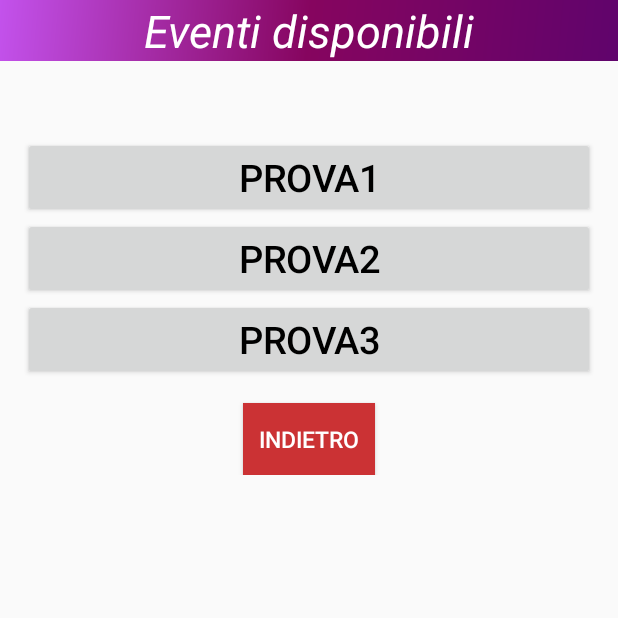
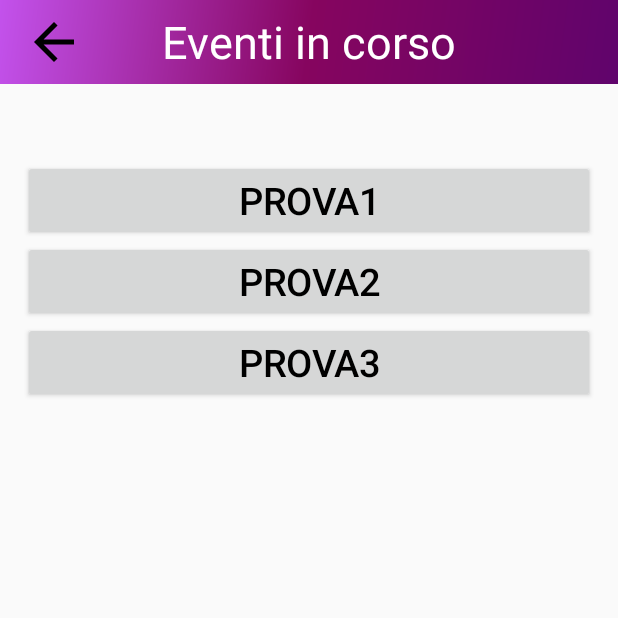
Before and after one commit to luca-ladu-95/ProjectIUM, an Android app: the Partecipa_partita screen opened directly, with no data from a screen before it, on a phone screen of 412 x 824 dp, the top half of it. Run offline under Robolectric (Android 15) with nearby library versions, the phone set to English and light mode, and no system bars.

```diff
--- a/app/src/main/java/com/example/projectium/Home.java
+++ b/app/src/main/java/com/example/projectium/Home.java
@@ -81,6 +81,7 @@ public class Home extends AppCompatActivity   implements NavigationView.OnNaviga
         }
 
         nomeCognome.setText("Benvenuto, "+persona.getNome());
+
 
 
         //Parte del codice quando clicco nuova partita
--- /dev/null
+++ b/app/src/main/res/drawable/ic_arrow_back_black_24dp.xml
@@ -0,0 +1,9 @@
+<vector xmlns:android="http://schemas.android.com/apk/res/android"
+        android:width="24dp"
+        android:height="24dp"
+        android:viewportWidth="24.0"
+        android:viewportHeight="24.0">
+    <path
+        android:fillColor="#FF000000"
+        android:pathData="M20,11H7.83l5.59,-5.59L12,4l-8,8 8,8 1.41,-1.41L7.83,13H20v-2z"/>
+</vector>
--- a/app/src/main/res/layout/activity_partecipa_partita.xml
+++ b/app/src/main/res/layout/activity_partecipa_partita.xml
@@ -6,25 +6,51 @@
     android:layout_height="match_parent"
     tools:context=".Partecipa_partita">
 
+
+
     <ScrollView
         android:layout_width="match_parent"
         android:layout_height="match_parent">
+
+
+
+
+
 
         <LinearLayout
             android:layout_width="match_parent"
             android:layout_height="wrap_content"
             android:orientation="vertical" >
-
-            <TextView
-                android:id="@+id/textView5"
+            <androidx.appcompat.widget.Toolbar
                 android:layout_width="match_parent"
                 android:layout_height="wrap_content"
-                android:text="Eventi disponibili"
-                android:textColor="@color/bianco"
+                android:id="@+id/toolbar"
                 android:background="@drawable/side_nav_bar"
-                android:textAlignment="center"
-                android:textStyle="italic"
-                android:textSize="30dp" />
+                app:titleTextColor="@color/bianco"
+
+                >
+
+                <Button
+                    android:id="@+id/button_return_partecipa_partita"
+                    android:layout_width="40dp"
+                    android:layout_height="40dp"
+                    android:background="@drawable/ic_arrow_back_black_24dp"
+
+
+
+                    />
+                <TextView
+                    android:layout_width="wrap_content"
+                    android:layout_height="wrap_content"
+                    android:text="Eventi in corso"
+                    android:textSize="30dp"
+                    android:textColor="@color/bianco"
+                    android:layout_gravity="center"
+                    android:id="@+id/toolbar_title" />
+
+
+            </androidx.appcompat.widget.Toolbar>
+
 
             <Space
                 android:layout_width="match_parent"
@@ -41,18 +67,7 @@
 
             </LinearLayout>
 
-            <Button
-                android:id="@+id/button_return_partecipa_partita"
-                android:layout_width="wrap_content"
-                android:layout_height="wrap_content"
-                android:text="Indietro"
-                android:layout_gravity="center"
-                android:background="@color/rosso"
-                android:textColor="@color/bianco"
-                android:textSize="15dp">
 
-
-            </Button>
 
         </LinearLayout>
     </ScrollView>
--- a/app/src/main/res/layout/header.xml
+++ b/app/src/main/res/layout/header.xml
@@ -25,12 +25,12 @@
         app:civ_border_width="4dp" />
 
     <TextView
-        android:paddingLeft="10dp"
         android:id="@+id/nomeNavigationBar"
         android:layout_width="match_parent"
         android:layout_height="wrap_content"
         android:layout_marginTop="10dp"
-        android:text="Benvenuto!"
+        android:paddingLeft="10dp"
+        android:text="Benvenuto"
         android:textColor="#fff"
         android:textSize="25dp"
         android:textStyle="bold" />
```
Also changed, not shown: app/src/main/java/com/example/projectium/NuovaPartita.java (+17 -0 lines), app/src/main/java/com/example/projectium/Prenota_da_Partecipa_partita.java (+10 -1 lines), app/src/main/res/layout/activity_nuova_partita.xml (+37 -13 lines), app/src/main/res/layout/activity_prenota_da__partecipa_partita.xml (+29 -8 lines), app/src/main/res/layout/activity_profilo.xml (+34 -16 lines).
